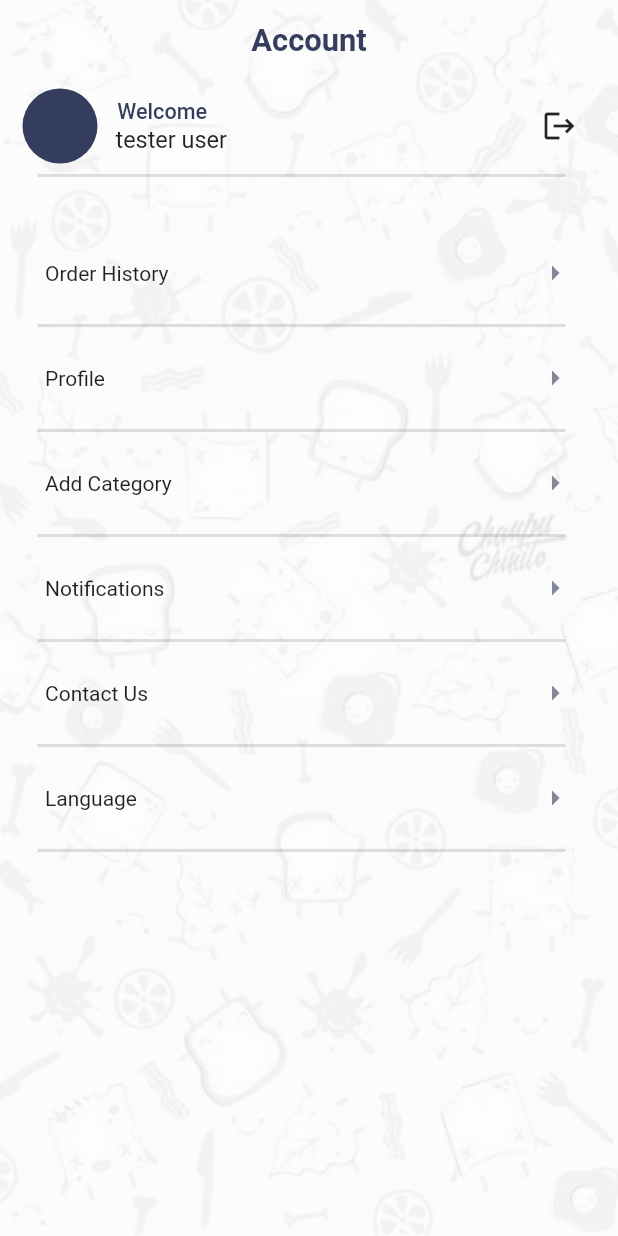
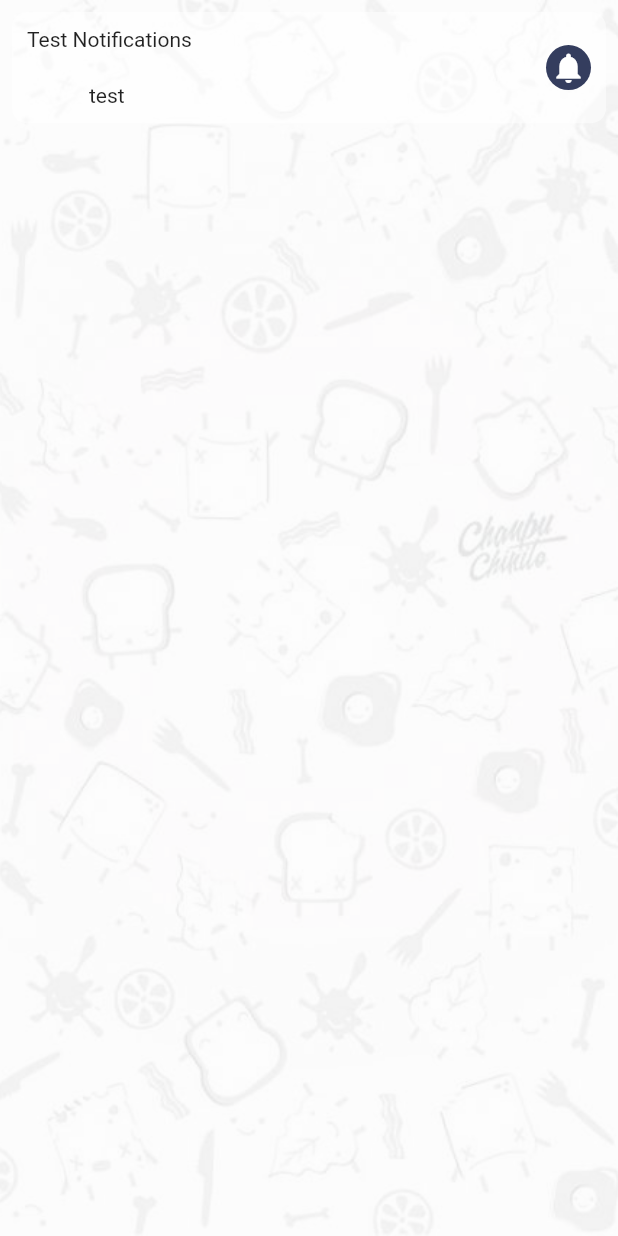
Before and after one commit to TalaArar/delivery_restaurant, a Flutter app: the SettingsScreen screen opened directly, after a tap on "Notifications", on a phone screen of 412 x 824 dp. Run offline on Flutter 3.47's test engine with Material 3 defaults, Android fonts, the phone set to English and light mode, and no system bars; our stand-ins replace carousel_slider, gap, get, lottie.

Commit message:
updated by tala arar

```diff
--- /dev/null
+++ b/lib/view/notifictions_screen.dart
@@ -0,0 +1,69 @@
+import 'package:delivery_resturent/helper/colors.dart';
+import 'package:flutter/material.dart';
+import 'package:get/get.dart';
+
+class NotificationsSc extends StatefulWidget {
+  const NotificationsSc({super.key});
+
+  @override
+  State<NotificationsSc> createState() => _NotificationsScState();
+}
+
+class _NotificationsScState extends State<NotificationsSc> {
+  @override
+  Widget build(BuildContext context) {
+    return SafeArea(
+      child: Scaffold(
+      body: SingleChildScrollView(
+        child: Stack(
+          children: [
+            Container(
+              height: Get.height,
+              width: Get.width,
+              decoration: const BoxDecoration(
+                  image: DecorationImage(
+                      fit: BoxFit.cover,
+                      opacity: 0.5,
+                      image: AssetImage("assets/images/bg.jpg"))),
+            ),
+
+            Column(
+              children: [
+            Padding(
+            padding: const EdgeInsets.symmetric(horizontal: 8.0,vertical: 8),
+        child: Container(
+          width: Get.width,
+          height: Get.height*0.09,
+          padding: const EdgeInsets.symmetric(horizontal: 10),
+          decoration: BoxDecoration(
+              color: Colors.white54,
+              borderRadius: BorderRadius.circular(10)
+          ),
+          child: Row(
+            mainAxisAlignment: MainAxisAlignment.spaceBetween,
+            children: [
+              Column(
+                mainAxisSize: MainAxisSize.max,
+                mainAxisAlignment: MainAxisAlignment.spaceAround,
+                children: [
+                  Text("Test Notifications"),
+                  Text("test "),
+                ],
+              ),
+              CircleAvatar(
+                radius: 15,
+                backgroundColor: MyColors.blue,
+                child:     const Icon(Icons.notifications,color: Colors.white,),
+              )
+            ],),
+        ),
+      )
+              ],
+            )
+          ],
+        ),
+      ),
+      ),
+    );
+  }
+}
--- a/lib/view/settings_screen.dart
+++ b/lib/view/settings_screen.dart
@@ -1,4 +1,5 @@
 import 'package:delivery_resturent/helper/colors.dart';
+import 'package:delivery_resturent/view/notifictions_screen.dart';
 import 'package:flutter/material.dart';
 
 import 'package:get/get.dart';
@@ -121,7 +122,7 @@ class _SettingsScreenState extends State<SettingsScreen> {
                     RowSettingsWidget(
                       data: "Notifications",
                       onTap: () {
-                        // Get.to(const NotificationsScreen());
+                        Get.to(const NotificationsSc());
                       },
                     ),
                     const Divider(
```
